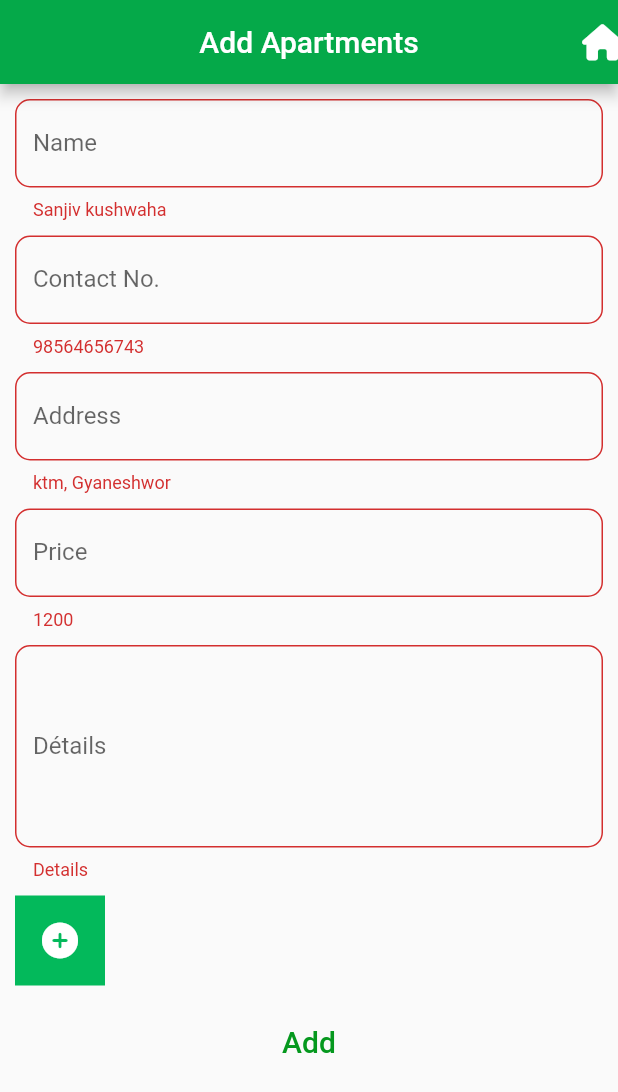
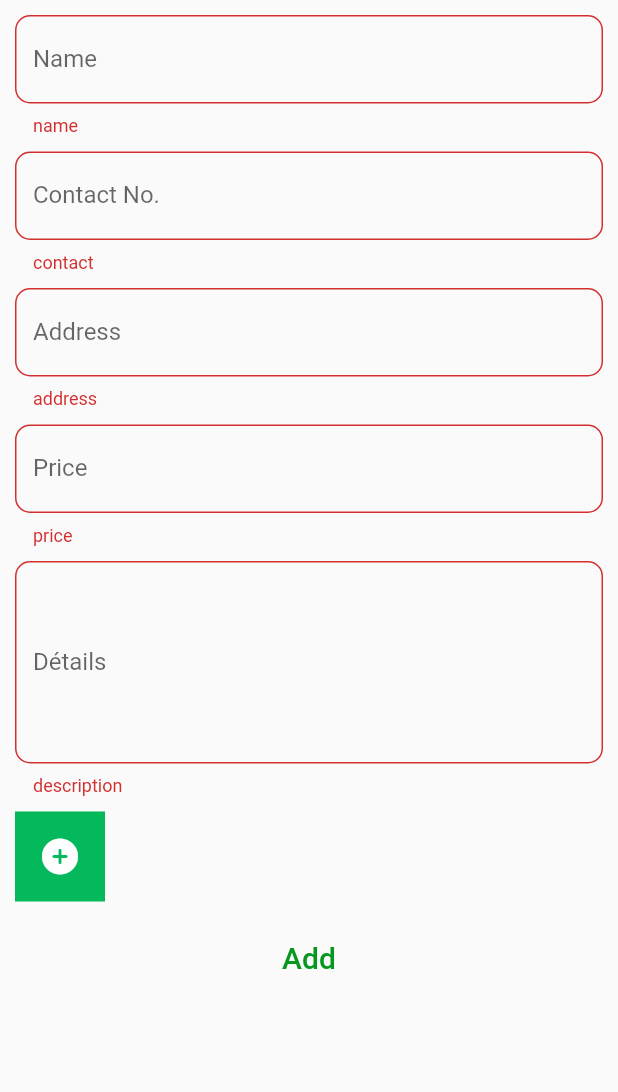
Before and after one commit to sanjiv001/hirexxo, a Flutter app: the AddApartment screen opened directly, after a tap on "Add", on a phone screen of 412 x 824 dp. Shown: the top 1092 px of the screen. Run offline on Flutter 3.47's test engine with Material 2 defaults, Android fonts, the phone set to English and light mode, and no system bars; our stand-ins replace carousel_slider, cloud_firestore, firebase_auth, firebase_core, firebase_storage, fluttertoast and 2 more; accounts and stored records are empty.

Commit message:
UI changes

```diff
--- a/lib/main.dart
+++ b/lib/main.dart
@@ -2,6 +2,7 @@ import 'package:firebase_core/firebase_core.dart';
 import 'package:flutter/material.dart';
 import 'package:hirexxo/screen/Apartment_screen/add_apartment.dart';
 import 'package:hirexxo/screen/homescreen.dart';
+import 'package:hirexxo/screen/welcome_screen.dart';
 
 Future<void> main() async {
   WidgetsFlutterBinding.ensureInitialized();
@@ -21,7 +22,7 @@ class MyApp extends StatelessWidget {
       theme: ThemeData(
         primarySwatch: Colors.blue,
       ),
-      home: AddApartment(),
+      home: const WelcomeScreen(),
     );
   }
 }
--- a/lib/screen/Apartment_screen/add_apartment.dart
+++ b/lib/screen/Apartment_screen/add_apartment.dart
@@ -1,7 +1,6 @@
-// ignore_for_file: use_build_context_synchronously
+// ignore_for_file: curly_braces_in_flow_control_structures
 
 import 'dart:io';
-import 'package:firebase_auth/firebase_auth.dart';
 import 'package:flutter/material.dart';
 import 'package:font_awesome_flutter/font_awesome_flutter.dart';
 import 'package:hirexxo/models/apartment.dart';
@@ -36,12 +35,12 @@ class _AddApartmentState extends State<AddApartment> {
   @override
   Widget build(BuildContext context) {
     return Scaffold(
-        appBar: AppBar(
-          title: const Text("Add Apartments"),
-          centerTitle: true,
-          backgroundColor: Color.fromARGB(255, 5, 169, 73),
-          actions: [Icon(FontAwesomeIcons.house)],
-        ),
+        // appBar: AppBar(
+        //   title: const Text("Add Apartments"),
+        //   centerTitle: true,
+        //   backgroundColor: Color.fromARGB(255, 213, 240, 226),
+        //   actions: [Icon(FontAwesomeIcons.house)],
+        // ),
         body: SingleChildScrollView(
       child: Container(
         padding: EdgeInsets.all(10),
@@ -51,7 +50,7 @@ class _AddApartmentState extends State<AddApartment> {
             crossAxisAlignment: CrossAxisAlignment.start,
             children: [
               TextFormField(
-                    validator: (e) => e!.isEmpty ? "Sanjiv kushwaha" : null,
+                validator: (e) => e!.isEmpty ? "name" : null,
                 onChanged: (e) => name = e,
                 decoration: InputDecoration(
                     hintText: "Enter Owner Full Name",
@@ -63,7 +62,8 @@ class _AddApartmentState extends State<AddApartment> {
                 height: 10,
               ),
               TextFormField(
-                    validator: (e) => e!.isEmpty ? "98564656743" : null,
+                keyboardType: TextInputType.number,
+                validator: (e) => e!.isEmpty ? "contact" : null,
                 onChanged: (e) => contact = e,
                 decoration: InputDecoration(
                     hintText: "Enter Owner Contact No.",
@@ -75,7 +75,7 @@ class _AddApartmentState extends State<AddApartment> {
                 height: 10,
               ),
               TextFormField(
-                    validator: (e) => e!.isEmpty ? "ktm, Gyaneshwor" : null,
+                validator: (e) => e!.isEmpty ? "address" : null,
                 onChanged: (e) => address = e,
                 decoration: InputDecoration(
                     hintText: "Enter Full Address",
@@ -88,7 +88,7 @@ class _AddApartmentState extends State<AddApartment> {
               ),
               TextFormField(
                 keyboardType: TextInputType.number,
-                    validator: (e) => e!.isEmpty ? "1200" : null,
+                validator: (e) => e!.isEmpty ? "price" : null,
                 onChanged: (e) => price = e,
                 decoration: InputDecoration(
                     hintText: "Price",
@@ -100,7 +100,7 @@ class _AddApartmentState extends State<AddApartment> {
                 height: 10,
               ),
               TextFormField(
-                    validator: (e) => e!.isEmpty ? "Details" : null,
+                validator: (e) => e!.isEmpty ? "description" : null,
                 onChanged: (e) => description = e,
                 maxLines: 5,
                 decoration: InputDecoration(
@@ -116,8 +116,8 @@ class _AddApartmentState extends State<AddApartment> {
                 children: [
                   for (int i = 0; i < images.length; i++)
                     Container(
-                          decoration: BoxDecoration(
-                              color: Colors.black.withOpacity(.4)),
+                      decoration:
+                          BoxDecoration(color: Colors.black.withOpacity(.4)),
                       margin: EdgeInsets.only(right: 5, bottom: 5),
                       height: 70,
                       width: 70,
@@ -197,14 +197,12 @@ class _AddApartmentState extends State<AddApartment> {
                       for (var i = 0; i < images.length; i++) {
                         String? urlImage = await DBServices()
                             .uploadImage(images[i], path: "apartment");
-                            if (urlImage != null)
-                              apartment.images.add(urlImage);
+                        if (urlImage != null) apartment.images.add(urlImage);
                       }
                       if (images.length == apartment.images.length) {
-                            bool save =
-                                await DBServices().savebuilding(apartment);
+                        bool save = await DBServices().savebuilding(apartment);
                         if (save) {
-                              Navigator.of(context).pop();
+                          // Navigator.of(context).pop();
                         }
                         ;
                       }
--- a/lib/screen/botton_navigation_bar.dart
+++ b/lib/screen/botton_navigation_bar.dart
@@ -1,4 +1,5 @@
 import 'package:flutter/material.dart';
+import 'package:hirexxo/screen/Apartment_screen/add_apartment.dart';
 import 'package:hirexxo/screen/dashboard_sceen.dart';
 import 'package:hirexxo/screen/explore.dart';
 import 'package:hirexxo/screen/profilescreen.dart';
@@ -30,7 +31,7 @@ class _RootAppState extends State<RootApp> {
     {
       "icon": Icons.add,
       "active_icon": Icons.add_card_rounded,
-      "page": HomePage(),
+      "page": AddApartment(),
       "title": ""
     },
     {
--- a/lib/screen/homescreen.dart
+++ b/lib/screen/homescreen.dart
@@ -1,3 +1,5 @@
+// ignore_for_file: use_build_context_synchronously
+
 import 'package:cloud_firestore/cloud_firestore.dart';
 import 'package:firebase_auth/firebase_auth.dart';
 import 'package:flutter/material.dart';
@@ -38,6 +40,7 @@ class _HomeScreenState extends State<HomeScreen> {
         centerTitle: true,
       ),
       body: RootApp(),
+
       drawer: Drawer(
         child: ListView(
           padding: const EdgeInsets.all(0),
--- a/lib/services/db.dart
+++ b/lib/services/db.dart
@@ -1,7 +1,6 @@
 import 'dart:io';
 import 'package:firebase_storage/firebase_storage.dart';
 import 'package:hirexxo/models/apartment.dart';
-import 'package:hirexxo/models/user_model.dart';
 import 'package:path/path.dart' as Path;
 import 'package:cloud_firestore/cloud_firestore.dart';
 
```
Also changed, not shown: lib/utils/addscreen/fluttertoast.dart (+36 -36 lines), 1 other file. Lines whose indentation alone changed are shown as unchanged.
